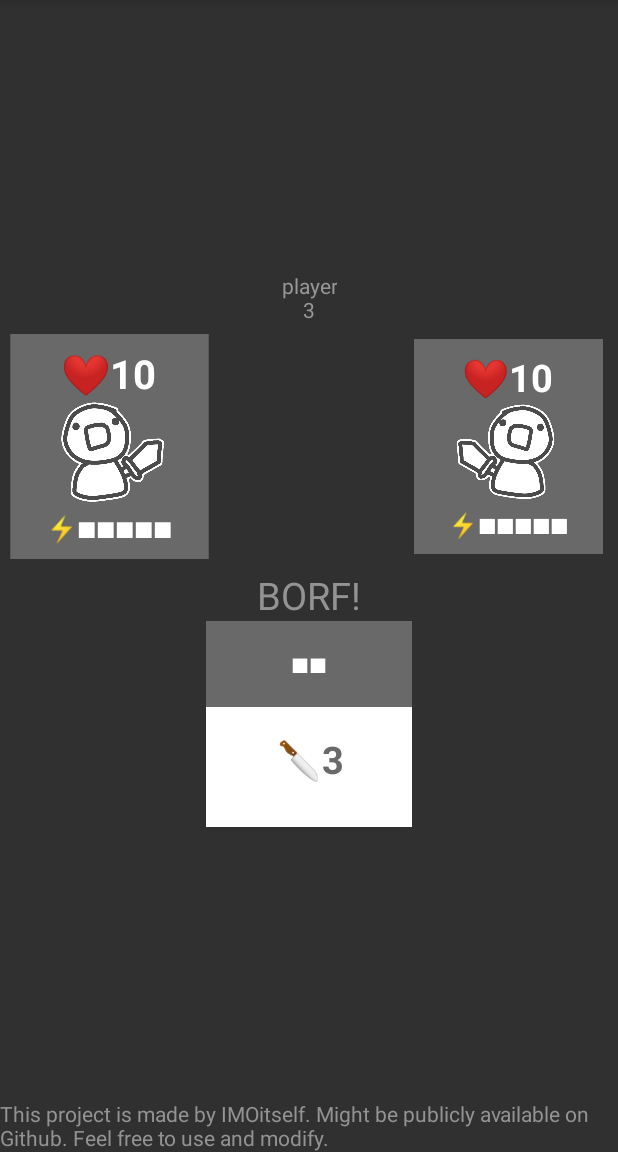
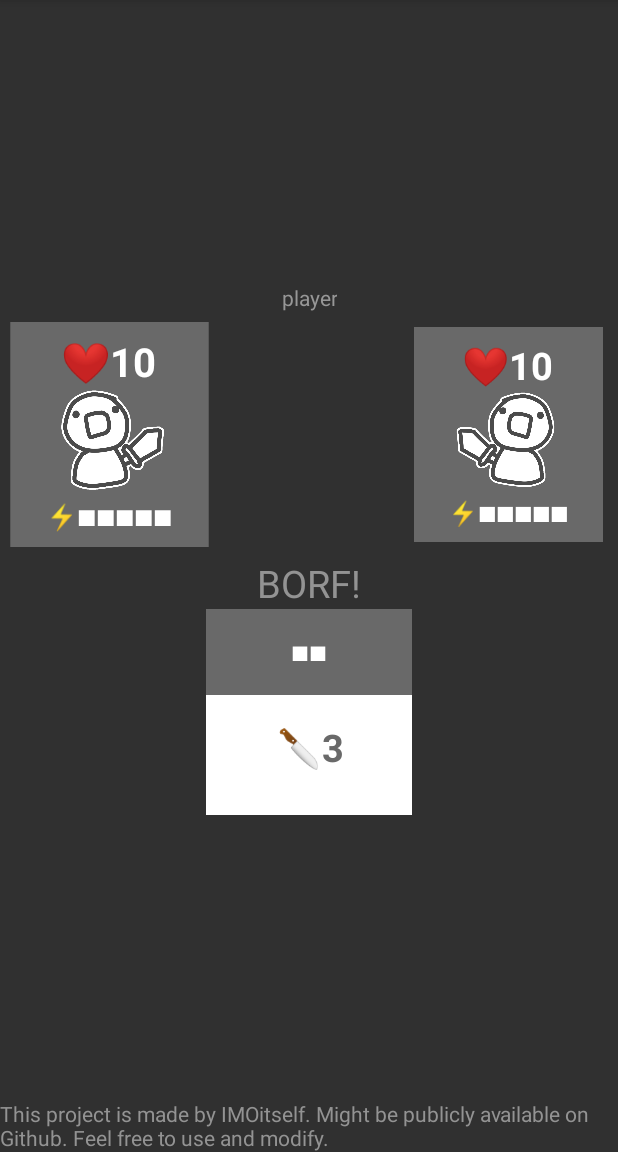
Before and after one commit to IMOitself/card-game-android-java, an Android app: the screen it shows after launch (MainActivity), on a phone screen of 412 x 824 dp, the part 84-1236 px from its top. Run offline under Robolectric (Android 15) with nearby library versions, the phone set to English and light mode, and no system bars; 3 statements that could not run were skipped.

Commit message:
Update on MainActivity.java
idk i forgor. added cardType but will only be used in the future.

```diff
--- a/app/src/main/java/imo/card/gametest/MainActivity.java
+++ b/app/src/main/java/imo/card/gametest/MainActivity.java
@@ -5,17 +5,18 @@ import android.os.Bundle;
 import android.widget.Button;
 import android.widget.LinearLayout;
 import android.widget.TextView;
+import android.widget.ImageView;
 import android.view.View;
 import android.view.MotionEvent;
 import android.util.DisplayMetrics;
 
+import java.util.Arrays;
 import java.util.ArrayList;
 import java.util.HashMap;
 import java.util.List;
 import java.util.Map;
 import java.util.Random;
 
-// TODO: another textview or smth to display moves int
 // TODO: attack animation
 // TODO: stop the game when someone wins or lose
 // TODO: Make "Skip" textview on the left and "Use" on the right. To indicate where should the user will swipe.
@@ -30,6 +31,8 @@ public class MainActivity extends Activity
 	public LinearLayout enemyLayout;
 	public TextView enemyLivesTxt;
 	public TextView enemyEnergyTxt;
+	public ImageView movesImg;
+	public TextView movesTxt;
 	public View cardParentLayout;
 	public LinearLayout cardBackLayout;
 	public LinearLayout cardLayout;
@@ -46,19 +49,23 @@ public class MainActivity extends Activity
 	public List<Map<String, String>> cardsData = new ArrayList<>();
 	public Map<String, String> drawnCardMap;
 
+	public int moves = 3;
 	public int playerLives = 10;
 	public int playerEnergy = 5;
 	public int enemyLives = 10;
 	public int enemyEnergy = 5;
 
+	public int moves_old = moves;
 	public int playerLives_old = playerLives;
 	public int playerEnergy_old = playerEnergy;
 	public int enemyLives_old = enemyLives;
 	public int enemyEnergy_old = enemyEnergy;
 
-	public int moves = 3;
 	public String userTurn = "player";
 	public boolean isEnemyTurn = false;
+
+	public String[] playerCardNames;
+	public String[] enemyCardNames;
 
     @Override
     protected void onCreate(Bundle savedInstanceState)
@@ -72,6 +79,8 @@ public class MainActivity extends Activity
 		enemyLayout = findViewById(R.id.enemy_layout);
 		enemyLivesTxt = findViewById(R.id.enemy_lives_txt);
 		enemyEnergyTxt = findViewById(R.id.enemy_energy_txt);
+		movesImg = findViewById(R.id.moves_img);
+		movesTxt = findViewById(R.id.moves_txt);
 		cardParentLayout = findViewById(R.id.cardParentLayout);
 		cardBackLayout = findViewById(R.id.card_back_layout);
 		cardLayout = findViewById(R.id.card_layout);
@@ -173,12 +182,16 @@ public class MainActivity extends Activity
 		//drawnCardMap will be used on useCard() void method.
 		Random random = new Random();
         drawnCardMap = cardsData.get(random.nextInt(cardsData.size()));
+		// TODO: Some comments
+		String cardName = drawnCardMap.get("name");
+		String cardInfo = drawnCardMap.get("info");
+		String cardType = drawnCardMap.get("type");
+		cardNameTxt.setText(cardName);
+		cardInfoTxt.setText(cardInfo);
 
-		//update which card you picked by populating some views
-		cardNameTxt.setText(drawnCardMap.get("name"));
-		cardInfoTxt.setText(drawnCardMap.get("info"));
 		//TODO: Some comments
-		int cardCost = Math.abs(Integer.parseInt(drawnCardMap.get("cost")));
+		int cardCost = Integer.parseInt(drawnCardMap.get("cost"));
+		cardCost = Math.abs(cardCost);
 		String energyString = "";
 		energyString = cardCost <= 0 ? energyString + "FREE" : energyString + "";
 		energyString = cardCost >= 1 ? energyString + "■" : energyString + "";
@@ -188,8 +201,9 @@ public class MainActivity extends Activity
 		energyString = cardCost >= 5 ? energyString + "■" : energyString + "";
 		cardCostTxt.setText(energyString);
 
-		Animations.cardAnim(cardLayout, cardBackLayout, cardNameTxt, cardParentLayout, skipBtn, useBtn);
-	}
+		Animations.cardAnim(cardLayout, cardBackLayout, cardNameTxt, isEnemyTurn, cardParentLayout, skipBtn, useBtn);
+
+		}
 
 
 
@@ -216,17 +230,20 @@ public class MainActivity extends Activity
 		//We split the "0, 0" by "," thus resulting in ["0", " 0"]
 		//The first value of the array populates how many should be added on self.
 		//The second value of the array populates how many should be added on target.
+		String cardLives = drawnCardMap.get("lives");
+		String cardEnergy = drawnCardMap.get("energy");
+
 		int editSelfLives = 0;
 		int editTargetLives = 0;
 		if (drawnCardMap.containsKey("lives")){
-			String[] valueArray = drawnCardMap.get("lives").split(",");
+			String[] valueArray = cardLives.split(",");
 			editSelfLives = Integer.parseInt(valueArray[0].trim());
 			editTargetLives = Integer.parseInt(valueArray[1].trim());
 		}
 		int editSelfEnergy = 0;
 		int editTargetEnergy = 0;
 		if (drawnCardMap.containsKey("energy")){
-			String[] valueArray = drawnCardMap.get("energy").split(",");
+			String[] valueArray = cardEnergy.split(",");
 			editSelfEnergy = Integer.parseInt(valueArray[0].trim());
 			editTargetEnergy = Integer.parseInt(valueArray[1].trim());
 		}
@@ -258,6 +275,7 @@ public class MainActivity extends Activity
 				drawCard();
 			}
 		}else if (userTurn.equals("enemy")){
+			//Enemy will play on its own. The decision of enemy is made on updateTurns() on enemyRandomPlay()
 			if (Math.abs(drawnCardCost) > enemyEnergy){
 				skipCard();
 			}else{
@@ -321,7 +339,8 @@ public class MainActivity extends Activity
 		}
 		//Variables are populated on useCard() void method.
 		//Display the current datas on textviews
-		titleTxt.setText(userTurn + "\n" + moves);
+		titleTxt.setText(userTurn + "");
+		movesTxt.setText(moves + "");
 
 		playerLivesTxt.setText("❤" + playerLives);
 		updateEnergy(playerEnergyTxt, playerEnergy, true);
@@ -331,6 +350,9 @@ public class MainActivity extends Activity
 
 		//Detect any differences on datas
 		//do an animation if theres any
+		if (moves_old != moves){
+			Animations.rotateAnim(movesImg, userTurn);
+		}
 		if (playerLives_old != playerLives){
 			Animations.popAnim(playerLivesTxt);
 		}
@@ -344,6 +366,7 @@ public class MainActivity extends Activity
 			Animations.popAnim(enemyEnergyTxt);
 		}
 		//Record the data to be compared with later ones
+		moves_old = moves;
 		playerLives_old = playerLives;
 		playerEnergy_old = playerEnergy;
 		enemyLives_old = enemyLives;
```
